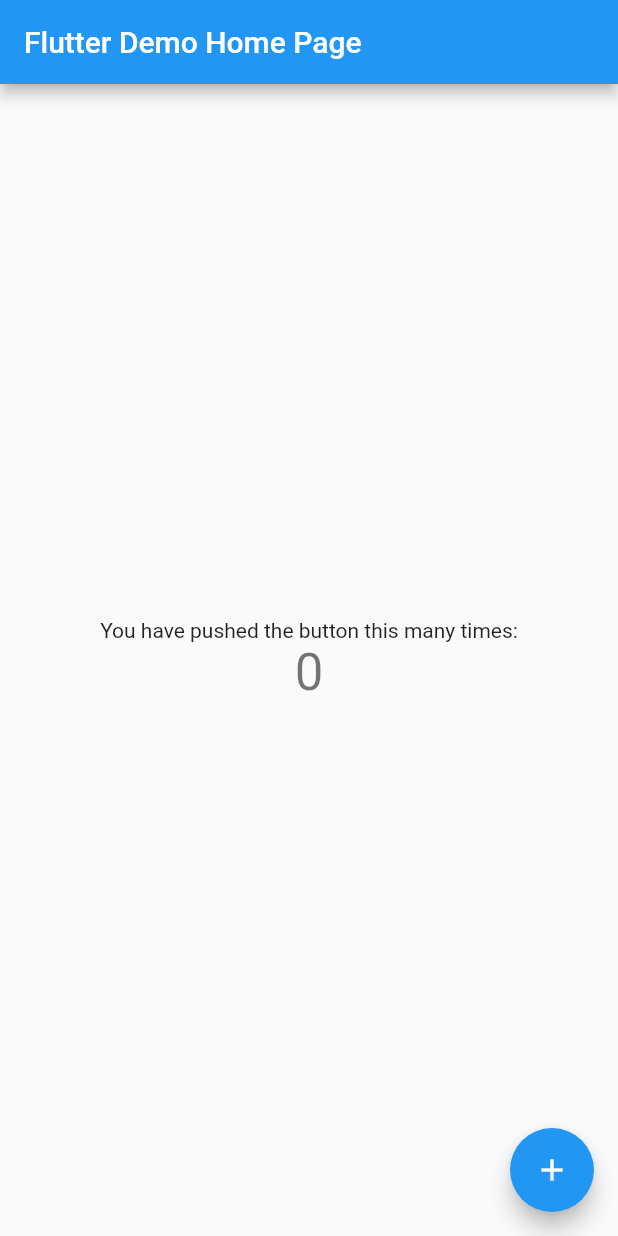
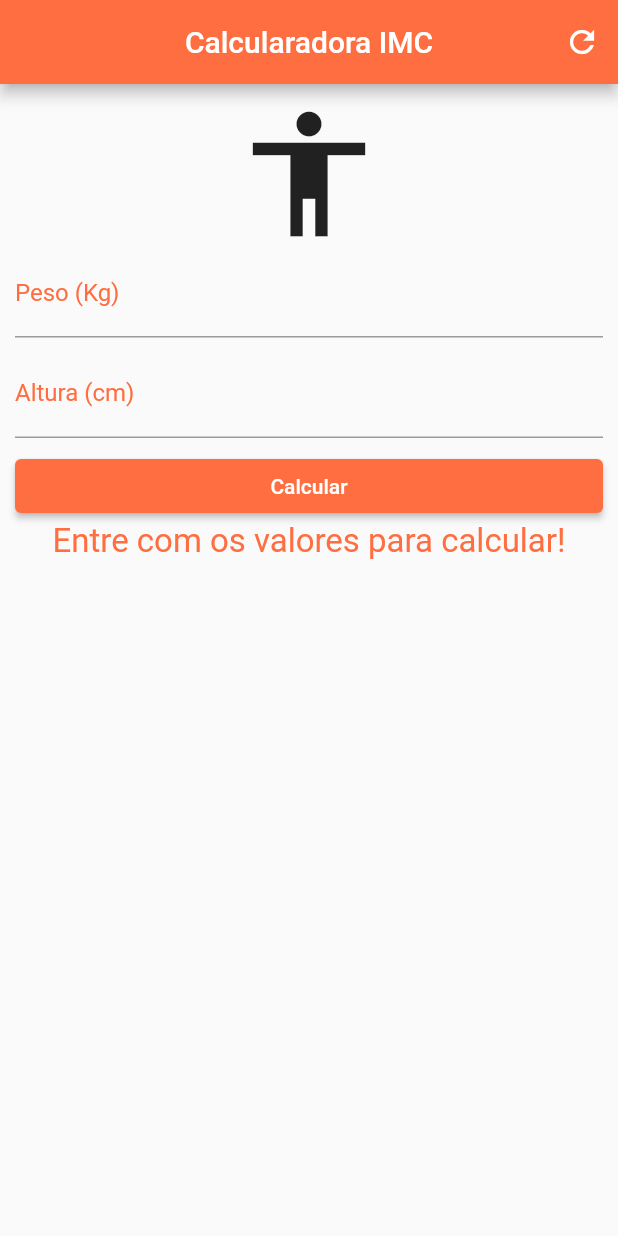
Before and after one commit to ronannc/calc_imc, a Flutter app: the screen it shows after launch, on a phone screen of 412 x 824 dp. Run offline on Flutter 3.47's test engine with Material 2 defaults, Android fonts, the phone set to English and light mode, and no system bars; missing offline and left inert: dart:ffi.

Commit message:
Fazendo calculo de IMC

```diff
--- a/lib/main.dart
+++ b/lib/main.dart
@@ -1,115 +1,141 @@
+import 'dart:ffi';
+
 import 'package:flutter/material.dart';
 
 void main() {
-  runApp(const MyApp());
+  runApp(const MaterialApp(
+    home: Home(),
+  ));
 }
 
-class MyApp extends StatelessWidget {
-  const MyApp({super.key});
+class Home extends StatefulWidget {
+  const Home({super.key});
 
-  // This widget is the root of your application.
+  @override
+  State<Home> createState() => _HomeState();
+}
+
+class _HomeState extends State<Home> {
+  TextEditingController pesoController = TextEditingController();
+  TextEditingController alturaController = TextEditingController();
+
+  String? errorEqualZero;
+
+  String resultado = 'Entre com os valores para calcular!';
+
   @override
   Widget build(BuildContext context) {
-    return MaterialApp(
-      title: 'Flutter Demo',
-      theme: ThemeData(
-        // This is the theme of your application.
-        //
-        // Try running your application with "flutter run". You'll see the
-        // application has a blue toolbar. Then, without quitting the app, try
-        // changing the primarySwatch below to Colors.green and then invoke
-        // "hot reload" (press "r" in the console where you ran "flutter run",
-        // or simply save your changes to "hot reload" in a Flutter IDE).
-        // Notice that the counter didn't reset back to zero; the application
-        // is not restarted.
-        primarySwatch: Colors.blue,
+    return Scaffold(
+      appBar: AppBar(
+        title: Text('Calcularadora IMC'),
+        centerTitle: true,
+        backgroundColor: Colors.deepOrangeAccent,
+        actions: [
+          IconButton(
+            onPressed: refreshForm,
+            icon: const Icon(Icons.refresh),
+          ),
+        ],
       ),
-      home: const MyHomePage(title: 'Flutter Demo Home Page'),
+      body: SingleChildScrollView(
+        padding: EdgeInsets.all(10),
+        child: Column(
+          crossAxisAlignment: CrossAxisAlignment.stretch,
+          children: [
+            const Icon(
+              Icons.accessibility,
+              size: 100,
+            ),
+            TextField(
+              controller: pesoController,
+              keyboardType: TextInputType.number,
+              decoration: const InputDecoration(
+                labelText: 'Peso (Kg)',
+                labelStyle: TextStyle(color: Colors.deepOrangeAccent),
+              ),
+            ),
+            const SizedBox(height: 8),
+            TextField(
+              controller: alturaController,
+              keyboardType: TextInputType.number,
+              decoration: InputDecoration(
+                labelText: 'Altura (cm)',
+                labelStyle: const TextStyle(color: Colors.deepOrangeAccent),
+                errorText: errorEqualZero,
+              ),
+            ),
+            const SizedBox(height: 8),
+            ElevatedButton(
+              onPressed: calcularIMC,
+              style: ElevatedButton.styleFrom(
+                  backgroundColor: Colors.deepOrangeAccent,
+                  padding: const EdgeInsets.symmetric(vertical: 10)),
+              child: const Text(
+                'Calcular',
+              ),
+            ),
+            Text(resultado,
+                textAlign: TextAlign.center,
+                style: const TextStyle(
+                  fontSize: 22,
+                  color: Colors.deepOrangeAccent,
+                )),
+          ],
+        ),
+      ),
     );
   }
-}
 
-class MyHomePage extends StatefulWidget {
-  const MyHomePage({super.key, required this.title});
-
-  // This widget is the home page of your application. It is stateful, meaning
-  // that it has a State object (defined below) that contains fields that affect
-  // how it looks.
-
-  // This class is the configuration for the state. It holds the values (in this
-  // case the title) provided by the parent (in this case the App widget) and
-  // used by the build method of the State. Fields in a Widget subclass are
-  // always marked "final".
-
-  final String title;
-
-  @override
-  State<MyHomePage> createState() => _MyHomePageState();
-}
-
-class _MyHomePageState extends State<MyHomePage> {
-  int _counter = 0;
-
-  void _incrementCounter() {
+  void setErrorEqualZero() {
     setState(() {
-      // This call to setState tells the Flutter framework that something has
-      // changed in this State, which causes it to rerun the build method below
-      // so that the display can reflect the updated values. If we changed
-      // _counter without calling setState(), then the build method would not be
-      // called again, and so nothing would appear to happen.
-      _counter++;
+      errorEqualZero = 'Numero deve ser maior que 0!';
     });
   }
 
-  @override
-  Widget build(BuildContext context) {
-    // This method is rerun every time setState is called, for instance as done
-    // by the _incrementCounter method above.
-    //
-    // The Flutter framework has been optimized to make rerunning build methods
-    // fast, so that you can just rebuild anything that needs updating rather
-    // than having to individually change instances of widgets.
-    return Scaffold(
-      appBar: AppBar(
-        // Here we take the value from the MyHomePage object that was created by
-        // the App.build method, and use it to set our appbar title.
-        title: Text(widget.title),
-      ),
-      body: Center(
-        // Center is a layout widget. It takes a single child and positions it
-        // in the middle of the parent.
-        child: Column(
-          // Column is also a layout widget. It takes a list of children and
-          // arranges them vertically. By default, it sizes itself to fit its
-          // children horizontally, and tries to be as tall as its parent.
-          //
-          // Invoke "debug painting" (press "p" in the console, choose the
-          // "Toggle Debug Paint" action from the Flutter Inspector in Android
-          // Studio, or the "Toggle Debug Paint" command in Visual Studio Code)
-          // to see the wireframe for each widget.
-          //
-          // Column has various properties to control how it sizes itself and
-          // how it positions its children. Here we use mainAxisAlignment to
-          // center the children vertically; the main axis here is the vertical
-          // axis because Columns are vertical (the cross axis would be
-          // horizontal).
-          mainAxisAlignment: MainAxisAlignment.center,
-          children: <Widget>[
-            const Text(
-              'You have pushed the button this many times:',
-            ),
-            Text(
-              '$_counter',
-              style: Theme.of(context).textTheme.headlineMedium,
-            ),
-          ],
-        ),
-      ),
-      floatingActionButton: FloatingActionButton(
-        onPressed: _incrementCounter,
-        tooltip: 'Increment',
-        child: const Icon(Icons.add),
-      ), // This trailing comma makes auto-formatting nicer for build methods.
-    );
+  void resetInputs() {
+    alturaController.text = '';
+    pesoController.text = '';
+    errorEqualZero = null;
+  }
+
+  void refreshForm() {
+    resetInputs();
+    setState(() {
+      resultado = 'Entre com os valores para calcular!';
+    });
+  }
+
+  String classifica(imc) {
+    String classe = '';
+    if (imc < 18.6) {
+      classe = 'Abaixo do Peso';
+    } else if (imc >= 18.6 && imc < 24.9) {
+      classe = 'Peso Ideal';
+    } else if (imc >= 24.9 && imc < 29.9) {
+      classe = 'Levemente Acima do Peso';
+    } else if (imc >= 29.9 && imc < 34.9) {
+      classe = 'Obesidade Grau I';
+    } else if (imc >= 34.9 && imc <= 39.9) {
+      classe = 'Obesidade Grau II';
+    } else if (imc >= 40) {
+      classe = 'Obesidade Grau III';
+    }
+    return classe;
+  }
+
+  calcularIMC() {
+    if (alturaController.text.isEmpty ||
+        double.parse(alturaController.text) <= 0) {
+      setErrorEqualZero();
+    } else {
+      double altura = double.parse(alturaController.text) / 100;
+      double peso = double.parse(pesoController.text);
+      double imc = peso / (altura * altura);
+
+      setState(() {
+        resultado = '${classifica(imc)}: IMC ${imc.toStringAsPrecision(2)}';
+      });
+      resetInputs();
+    }
   }
 }
```
